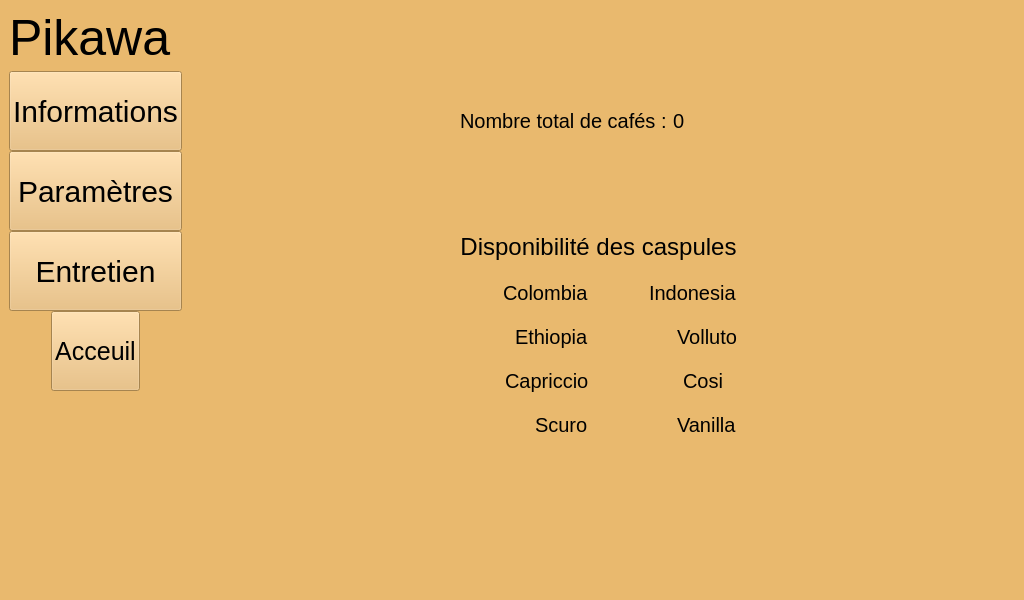
First picture: the form in pikawa-qt/ihm.ui, repository bts-lasalle-avignon-projets/pikawa-2022, before the edit.
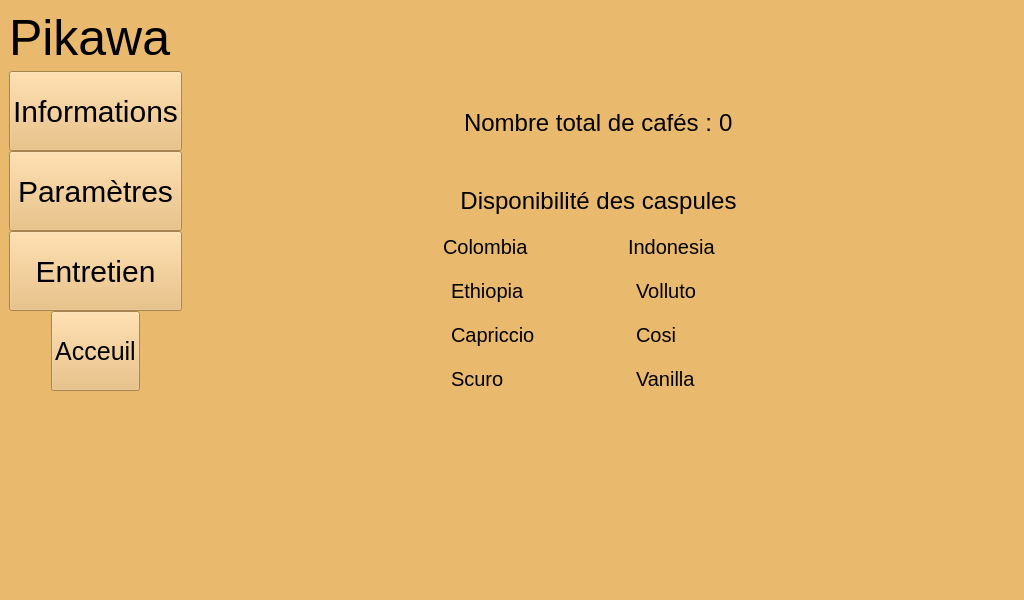
Second picture: the form after the edit. The open tabs and pages were chosen to show the change. Icons and pictures are not drawn.

Commit message: PIKAWA22-44 Valide les modifications

Diff of the .ui file:
```diff
--- a/pikawa-qt/ihm.ui
+++ b/pikawa-qt/ihm.ui
@@ -1739,12 +1739,25 @@
             <item>
              <layout class="QHBoxLayout" name="horizontalLayout">
               <property name="bottomMargin">
-               <number>50</number>
+               <number>0</number>
               </property>
+              <item>
+               <spacer name="horizontalSpacer_16">
+                <property name="orientation">
+                 <enum>Qt::Horizontal</enum>
+                </property>
+                <property name="sizeHint" stdset="0">
+                 <size>
+                  <width>40</width>
+                  <height>20</height>
+                 </size>
+                </property>
+               </spacer>
+              </item>
               <item>
                <widget class="QLabel" name="labelNombreTotalCafes">
                 <property name="styleSheet">
-                 <string notr="true">font-size:20px;</string>
+                 <string notr="true">font-size:24px;</string>
                 </property>
                 <property name="text">
                  <string>Nombre total de cafés : </string>
@@ -1759,7 +1772,7 @@
                  </font>
                 </property>
                 <property name="styleSheet">
-                 <string notr="true">font-size:20px;</string>
+                 <string notr="true">font-size:24px;</string>
                 </property>
                 <property name="text">
                  <string>0</string>
@@ -1843,7 +1856,7 @@
               <item row="1" column="1">
                <layout class="QHBoxLayout" name="horizontalLayoutCapsule1">
                 <property name="spacing">
-                 <number>20</number>
+                 <number>12</number>
                 </property>
                 <property name="bottomMargin">
                  <number>0</number>
@@ -1874,12 +1887,25 @@
                   </property>
                  </widget>
                 </item>
+                <item>
+                 <spacer name="horizontalSpacer_8">
+                  <property name="orientation">
+                   <enum>Qt::Horizontal</enum>
+                  </property>
+                  <property name="sizeHint" stdset="0">
+                   <size>
+                    <width>40</width>
+                    <height>20</height>
+                   </size>
+                  </property>
+                 </spacer>
+                </item>
                </layout>
               </item>
               <item row="1" column="2">
                <layout class="QHBoxLayout" name="horizontalLayoutCapsule2">
                 <property name="spacing">
-                 <number>20</number>
+                 <number>12</number>
                 </property>
                 <property name="bottomMargin">
                  <number>0</number>
@@ -1907,6 +1933,19 @@
                   </property>
                  </widget>
                 </item>
+                <item>
+                 <spacer name="horizontalSpacer_9">
+                  <property name="orientation">
+                   <enum>Qt::Horizontal</enum>
+                  </property>
+                  <property name="sizeHint" stdset="0">
+                   <size>
+                    <width>40</width>
+                    <height>20</height>
+                   </size>
+                  </property>
+                 </spacer>
+                </item>
                </layout>
               </item>
               <item row="2" column="2">
@@ -1931,6 +1970,19 @@
                   </property>
                  </widget>
                 </item>
+                <item>
+                 <spacer name="horizontalSpacer_11">
+                  <property name="orientation">
+                   <enum>Qt::Horizontal</enum>
+                  </property>
+                  <property name="sizeHint" stdset="0">
+                   <size>
+                    <width>40</width>
+                    <height>20</height>
+                   </size>
+                  </property>
+                 </spacer>
+                </item>
                </layout>
               </item>
               <item row="11" column="2">
@@ -1984,6 +2036,19 @@
                   </property>
                  </widget>
                 </item>
+                <item>
+                 <spacer name="horizontalSpacer_10">
+                  <property name="orientation">
+                   <enum>Qt::Horizontal</enum>
+                  </property>
+                  <property name="sizeHint" stdset="0">
+                   <size>
+                    <width>40</width>
+                    <height>20</height>
+                   </size>
+                  </property>
+                 </spacer>
+                </item>
                </layout>
               </item>
               <item row="3" column="1">
@@ -2008,6 +2073,19 @@
                   </property>
                  </widget>
                 </item>
+                <item>
+                 <spacer name="horizontalSpacer_12">
+                  <property name="orientation">
+                   <enum>Qt::Horizontal</enum>
+                  </property>
+                  <property name="sizeHint" stdset="0">
+                   <size>
+                    <width>40</width>
+                    <height>20</height>
+                   </size>
+                  </property>
+                 </spacer>
+                </item>
                </layout>
               </item>
               <item row="4" column="1">
@@ -2032,6 +2110,19 @@
                   </property>
                  </widget>
                 </item>
+                <item>
+                 <spacer name="horizontalSpacer_13">
+                  <property name="orientation">
+                   <enum>Qt::Horizontal</enum>
+                  </property>
+                  <property name="sizeHint" stdset="0">
+                   <size>
+                    <width>40</width>
+                    <height>20</height>
+                   </size>
+                  </property>
+                 </spacer>
+                </item>
                </layout>
               </item>
               <item row="3" column="2">
@@ -2056,6 +2147,19 @@
                   </property>
                  </widget>
                 </item>
+                <item>
+                 <spacer name="horizontalSpacer_14">
+                  <property name="orientation">
+                   <enum>Qt::Horizontal</enum>
+                  </property>
+                  <property name="sizeHint" stdset="0">
+                   <size>
+                    <width>40</width>
+                    <height>20</height>
+                   </size>
+                  </property>
+                 </spacer>
+                </item>
                </layout>
               </item>
               <item row="4" column="2">
@@ -2080,6 +2184,19 @@
                   </property>
                  </widget>
                 </item>
+                <item>
+                 <spacer name="horizontalSpacer_15">
+                  <property name="orientation">
+                   <enum>Qt::Horizontal</enum>
+                  </property>
+                  <property name="sizeHint" stdset="0">
+                   <size>
+                    <width>40</width>
+                    <height>20</height>
+                   </size>
+                  </property>
+                 </spacer>
+                </item>
                </layout>
               </item>
              </layout>
```
Left out of the diff: 4 changed lines with no effect on the pictures.
